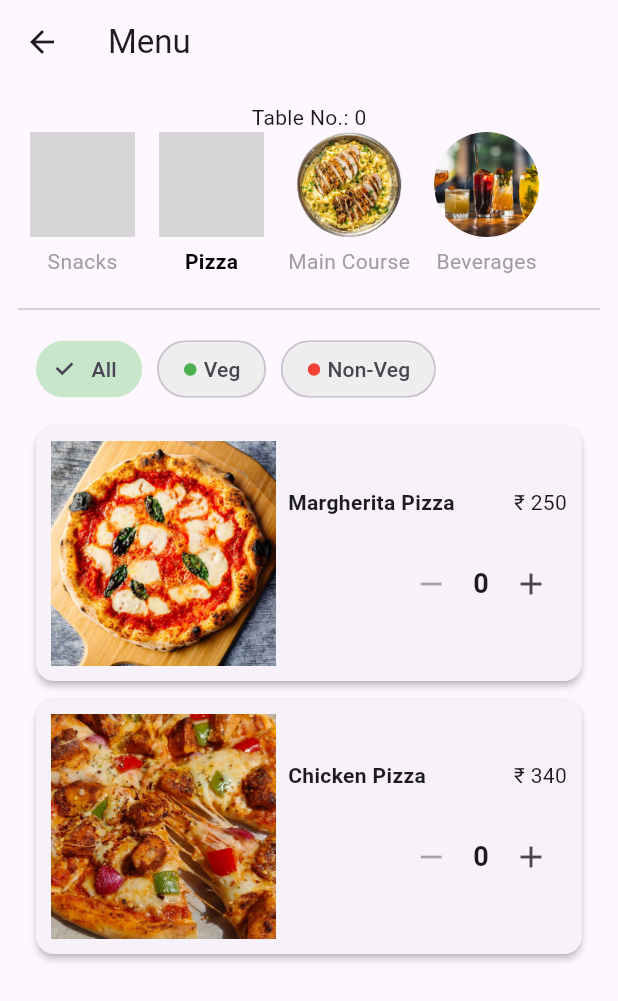
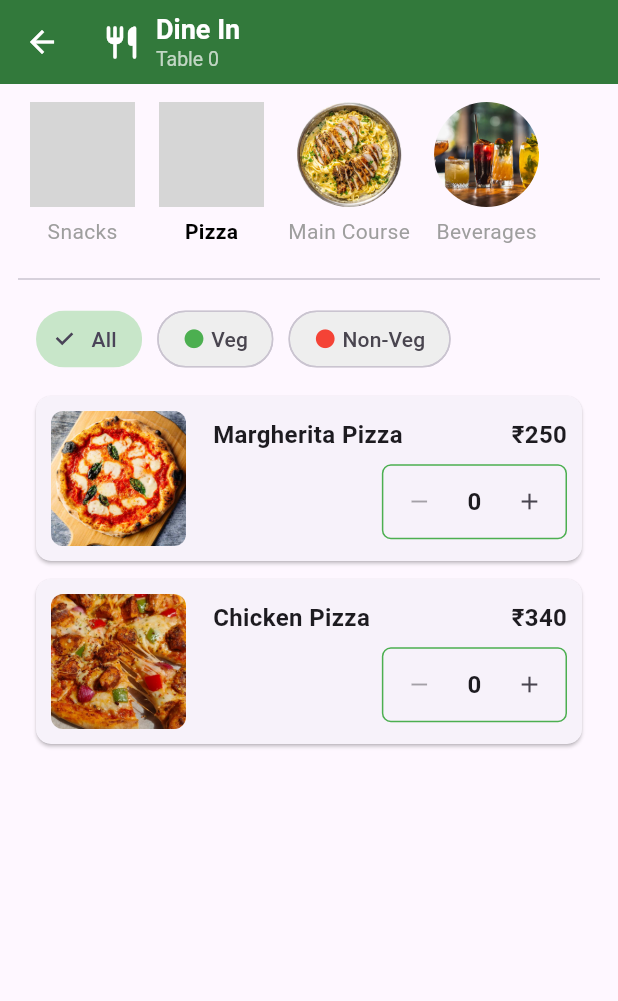
Before and after one commit to farihaarai/kitchen_order_management_app, a Flutter app: the CustomerScreen screen opened directly with empty values, after a tap on the "add" icon, after a tap on the "remove" icon, after a tap on "Pizza", on a phone screen of 412 x 824 dp. Shown: the top 1001 px of the screen. Run offline on Flutter 3.47's test engine with Material 3 defaults, Android fonts, the phone set to English and light mode, and no system bars; our stand-ins replace cloud_firestore, firebase_core, flutter_bloc, go_router; accounts and stored records are empty; grey boxes are pictures that could not be loaded.

Commit message:
feat(customer-ui): enhance menu screen with styled AppBar, category selector, veg/non-veg filter pills, floating cart bar, and redesigned menu item cards

```diff
--- a/lib/screens/customer/customer_screen.dart
+++ b/lib/screens/customer/customer_screen.dart
@@ -55,6 +55,18 @@ class _CustomerScreenState extends State<CustomerScreen> {
     setState(() {});
   }
 
+  double getTotalPrice() {
+    double total = 0;
+
+    for (var item in menuItems) {
+      final qty = quantities[item.id] ?? 0;
+      if (qty > 0) {
+        total += item.price * qty;
+      }
+    }
+    return total;
+  }
+
   @override
   Widget build(BuildContext context) {
     final filteredItems = menuItems.where((item) {
@@ -66,13 +78,37 @@ class _CustomerScreenState extends State<CustomerScreen> {
       return categoryMatch && typeMatch;
     }).toList();
     return Scaffold(
-      appBar: AppBar(title: const Text("Menu")),
+      appBar: AppBar(
+        backgroundColor: const Color(0xFF2E7D32), // deep food green
+        foregroundColor: Colors.white,
+        elevation: 3,
+        centerTitle: false,
+        titleSpacing: 12,
+        title: Row(
+          children: [
+            const Icon(Icons.restaurant_rounded, size: 26),
+            const SizedBox(width: 10),
+            Column(
+              crossAxisAlignment: CrossAxisAlignment.start,
+              mainAxisSize: MainAxisSize.min,
+              children: [
+                const Text(
+                  "Dine In",
+                  style: TextStyle(fontSize: 18, fontWeight: FontWeight.bold),
+                ),
+                Text(
+                  "Table ${widget.tableNo}",
+                  style: const TextStyle(fontSize: 13, color: Colors.white70),
+                ),
+              ],
+            ),
+          ],
+        ),
+      ),
       body: Padding(
         padding: const EdgeInsets.all(12),
         child: Column(
           children: [
-            Text("Table No.: ${widget.tableNo}"),
-
             CategorySelector(
               selectedCategory: _selectedCategory,
               onCategorySelected: (category) {
@@ -258,18 +294,44 @@ class _CustomerScreenState extends State<CustomerScreen> {
 
   Widget viewOrderBar() {
     final totalItems = getTotalItems();
+    final totalPrice = getTotalPrice();
 
-    return Container(
-      height: 60,
-      padding: EdgeInsets.symmetric(horizontal: 16),
-      color: Colors.grey[300],
+    return Padding(
+      padding: const EdgeInsets.all(20),
+      child: Container(
+        decoration: BoxDecoration(
+          color: Color.fromARGB(255, 87, 165, 91),
+          borderRadius: BorderRadius.circular(16),
+          boxShadow: [
+            BoxShadow(
+              color: Colors.black26,
+              blurRadius: 8,
+              offset: Offset(0, -2),
+            ),
+          ],
+        ),
+
+        padding: EdgeInsets.symmetric(horizontal: 16, vertical: 12),
+        child: SafeArea(
+          top: false,
           child: Row(
             children: [
-          totalItems == 1
-              ? Text("1 item added")
-              : Text("$totalItems items added"),
+              Column(
+                crossAxisAlignment: CrossAxisAlignment.start,
+                mainAxisSize: MainAxisSize.min,
+                children: [
+                  Text(
+                    "$totalItems item${totalItems > 1 ? 's' : ''}",
+                    style: TextStyle(color: Colors.white70, fontSize: 12),
+                  ),
 
-          Spacer(),
+                  Text(
+                    "₹ ${totalPrice.toStringAsFixed(0)}",
+                    style: TextStyle(color: Colors.white, fontSize: 18),
+                  ),
+                ],
+              ),
+              const Spacer(),
 
               ElevatedButton(
                 onPressed: () async {
@@ -294,13 +356,23 @@ class _CustomerScreenState extends State<CustomerScreen> {
                 },
 
                 style: ElevatedButton.styleFrom(
-              backgroundColor: Colors.green,
-              foregroundColor: Colors.white,
+                  backgroundColor: Colors.white,
+                  foregroundColor: const Color(0xFF2E7D32),
+                  elevation: 0,
+                  padding: EdgeInsets.symmetric(horizontal: 20, vertical: 12),
+                  shape: RoundedRectangleBorder(
+                    borderRadius: BorderRadius.circular(8),
+                  ),
                 ),
 
-            child: Text("View Order"),
+                child: Text(
+                  "View Order",
+                  style: TextStyle(fontWeight: FontWeight.bold),
+                ),
               ),
             ],
+          ),
+        ),
       ),
     );
   }
--- a/lib/widgets/customer/menu_item_tile.dart
+++ b/lib/widgets/customer/menu_item_tile.dart
@@ -19,7 +19,8 @@ class MenuItemTile extends StatelessWidget {
   Widget build(BuildContext context) {
     return Card(
       margin: EdgeInsets.symmetric(horizontal: 12, vertical: 6),
-      elevation: 2,
+      elevation: 1,
+      shape: RoundedRectangleBorder(borderRadius: BorderRadius.circular(10)),
       child: Padding(
         padding: EdgeInsets.all(10),
         child: Column(
@@ -28,56 +29,81 @@ class MenuItemTile extends StatelessWidget {
             Row(
               mainAxisAlignment: MainAxisAlignment.start,
               children: [
-                Image.asset(
+                ClipRRect(
+                  borderRadius: BorderRadius.circular(8),
+                  child: Image.asset(
                     item.image,
-                  width: 150,
-                  height: 150,
+                    width: 90,
+                    height: 90,
                     fit: BoxFit.cover,
                   ),
-                SizedBox(width: 8),
+                ),
+                SizedBox(width: 12),
 
-                // Icon(
-                //   Icons.circle,
-                //   color: item.type == FoodType.veg ? Colors.green : Colors.red,
-                // ),
-                // SizedBox(width: 10),
                 Expanded(
                   child: Column(
                     children: [
                       Row(
                         children: [
-                          Text(
+                          const SizedBox(width: 6),
+                          Expanded(
+                            child: Text(
                               item.name,
-                            style: TextStyle(fontWeight: FontWeight.w600),
+                              style: const TextStyle(
+                                fontSize: 16,
+                                fontWeight: FontWeight.w600,
+                              ),
+                              maxLines: 1,
                               overflow: TextOverflow.ellipsis,
                             ),
-                          Spacer(),
-                          Text("₹ ${item.price.toStringAsFixed(0)}"),
-                        ],
                           ),
-                      SizedBox(height: 20),
-                      Row(
-                        mainAxisAlignment: MainAxisAlignment.end,
-                        children: [
-                          IconButton(
-                            onPressed: quantity == 0 ? null : onDecrease,
-
-                            icon: Icon(Icons.remove),
-                          ),
-                          SizedBox(width: 4),
                           Text(
-                            quantity.toString(),
-                            style: TextStyle(
-                              fontSize: 18,
+                            "₹${item.price.toStringAsFixed(0)}",
+                            style: const TextStyle(
+                              fontSize: 16,
                               fontWeight: FontWeight.bold,
                             ),
                           ),
-                          SizedBox(width: 4),
+                        ],
+                      ),
+                      SizedBox(height: 8),
+                      Align(
+                        alignment: Alignment.centerRight,
+                        child: Container(
+                          decoration: BoxDecoration(
+                            border: Border.all(color: Colors.green),
+                            borderRadius: BorderRadius.circular(6),
+                          ),
+                          child: Row(
+                            mainAxisSize: MainAxisSize.min,
+                            children: [
                               IconButton(
+                                icon: const Icon(Icons.remove, size: 18),
+                                onPressed: quantity == 0 ? null : onDecrease,
+                                padding: EdgeInsets.zero,
+                                constraints: const BoxConstraints(),
+                              ),
+                              Padding(
+                                padding: const EdgeInsets.symmetric(
+                                  horizontal: 8,
+                                ),
+                                child: Text(
+                                  quantity.toString(),
+                                  style: const TextStyle(
+                                    fontWeight: FontWeight.bold,
+                                    fontSize: 16,
+                                  ),
+                                ),
+                              ),
+                              IconButton(
+                                icon: const Icon(Icons.add, size: 18),
                                 onPressed: onIncrease,
-                            icon: Icon(Icons.add),
+                                padding: EdgeInsets.zero,
+                                constraints: const BoxConstraints(),
                               ),
                             ],
+                          ),
+                        ),
                       ),
                     ],
                   ),
--- a/lib/widgets/customer/veg_filter.dart
+++ b/lib/widgets/customer/veg_filter.dart
@@ -28,7 +28,7 @@ class VegFilter extends StatelessWidget {
             label: Row(
               mainAxisSize: MainAxisSize.min,
               children: [
-                Icon(Icons.circle, size: 10, color: Colors.green),
+                Icon(Icons.circle, size: 15, color: Colors.green),
                 SizedBox(width: 4),
                 Text("Veg"),
               ],
@@ -46,7 +46,7 @@ class VegFilter extends StatelessWidget {
             label: Row(
               mainAxisSize: MainAxisSize.min,
               children: [
-                Icon(Icons.circle, size: 10, color: Colors.red),
+                Icon(Icons.circle, size: 15, color: Colors.red),
                 SizedBox(width: 4),
                 Text("Non-Veg"),
               ],
```
Also changed, not shown: 1 other file. Lines whose indentation alone changed are shown as unchanged.
